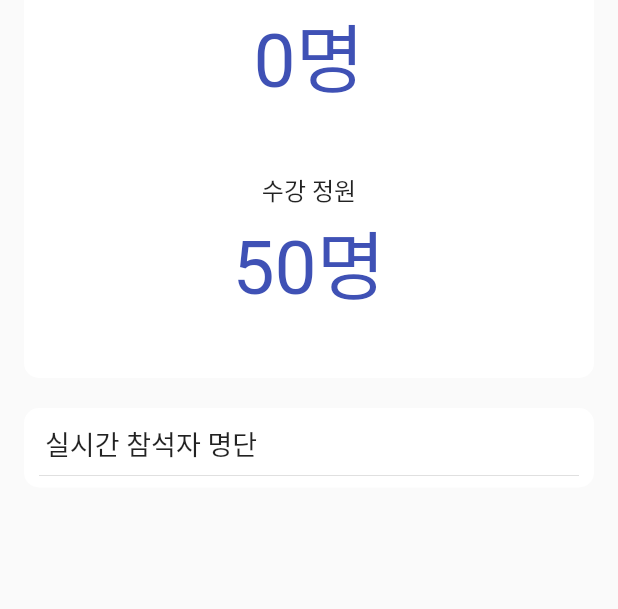
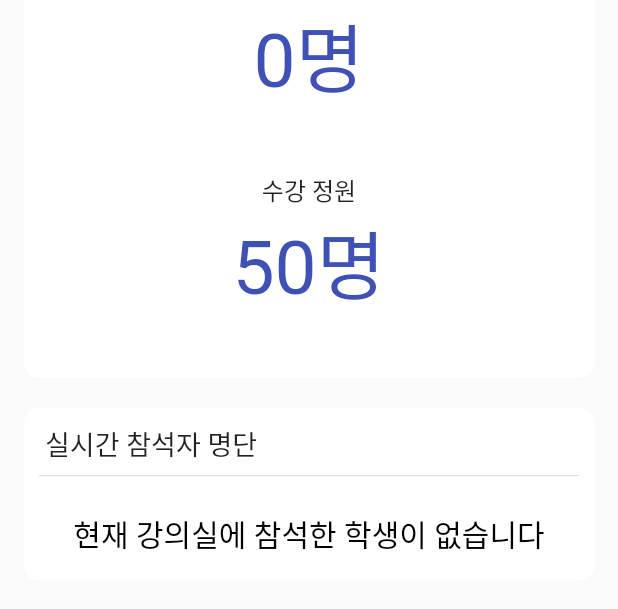
Before and after one commit to CAUHandsOn/Front-end, a Flutter app: the ClassroomInfo screen opened directly with empty values, on a phone screen of 412 x 824 dp, the part 315-924 px from its top. Run offline on Flutter 3.47's test engine with Material 2 defaults, Android fonts, the phone set to English and light mode, and no system bars; network calls fail.

Commit message:
학생 페이지 완료

```diff
--- a/lib/src/provider/classroom_provider.dart
+++ b/lib/src/provider/classroom_provider.dart
@@ -42,9 +42,6 @@ class ClassroomProvider extends ChangeNotifier {
       },
     );
     if (response.statusCode == 200) {
-      print('hi ${jsonDecode(response.body)['data']}');
-      print('hello ${jsonDecode(response.body)['data']['roomMembers']}');
-
       _buildingName = await jsonDecode(response.body)['data']['name'];
       _memberList = await jsonDecode(response.body)['data']['roomMembers']
           .where((data) => RoomMembers.fromJson(data).member.role == 'student')
@@ -57,13 +54,13 @@ class ClassroomProvider extends ChangeNotifier {
     notifyListeners();
   }
 
-  postEntrance(String id) async {
-    String url = 'https://bho.ottitor.shop/room/$id/me';
+  postEntrance(String roomId, String userId) async {
+    String url = 'https://bho.ottitor.shop/room/$roomId/me';
     http.Response response = await http.post(
       Uri.parse(url),
       headers: <String,String>{
         'Content-Type' : 'application/json;charset=UTF-8',
-        'Authorization' : '20182018',
+        'Authorization' : userId,
       },
     );
     if (response.statusCode == 200){
--- a/lib/src/ui/home.dart
+++ b/lib/src/ui/home.dart
@@ -34,7 +34,7 @@ class _HomeState extends State<Home> {
 
     http.Response response = await http.get(
       Uri.parse(url),
-      headers: <String, String>{'Authorization': '20186984'},
+      headers: <String, String>{'Authorization': 수정필요},
     );
 
     if (response.statusCode == 200) {
--- a/lib/src/ui/student_page/student_classroomInfo_widget.dart
+++ b/lib/src/ui/student_page/student_classroomInfo_widget.dart
@@ -43,7 +43,7 @@ class _ClassroomInfoState extends State<ClassroomInfo> {
           Text(
             '$totalCount명',
             style: const TextStyle(fontSize: 50, color: Colors.indigo),
-          )
+          ),
         ],
       ),
     );
@@ -123,7 +123,16 @@ class _ClassroomInfoState extends State<ClassroomInfo> {
                       endIndent: 10,
                       indent: 10,
                     ),
-                    ListView(
+                    provider.memberList.isEmpty
+                        ? const Padding(
+                          padding: EdgeInsets.all(16.0),
+                          child: Center(
+                            child : Text("현재 강의실에 참석한 학생이 없습니다", style:
+                            TextStyle(fontSize: 20,
+                            color: Colors.black),
+                           ),),
+                        )
+                        :ListView(
                           shrinkWrap: true,
                           physics: NeverScrollableScrollPhysics(),
                           children: provider.memberList.map((item) {
@@ -144,7 +153,7 @@ class _ClassroomInfoState extends State<ClassroomInfo> {
                               ),
                             );
                           }).toList(),
-                    )
+                        ),
                   ],
                 ),
               )
@@ -157,6 +166,7 @@ class _ClassroomInfoState extends State<ClassroomInfo> {
 
   @override
   Widget build(BuildContext context) {
+    //headCount값 가져올 수 있게끔 api수정 필요
     return Scaffold(
       appBar: AppBar(
         title: const Text('강의실 정보'),
```
Lines whose indentation alone changed are shown as unchanged.
